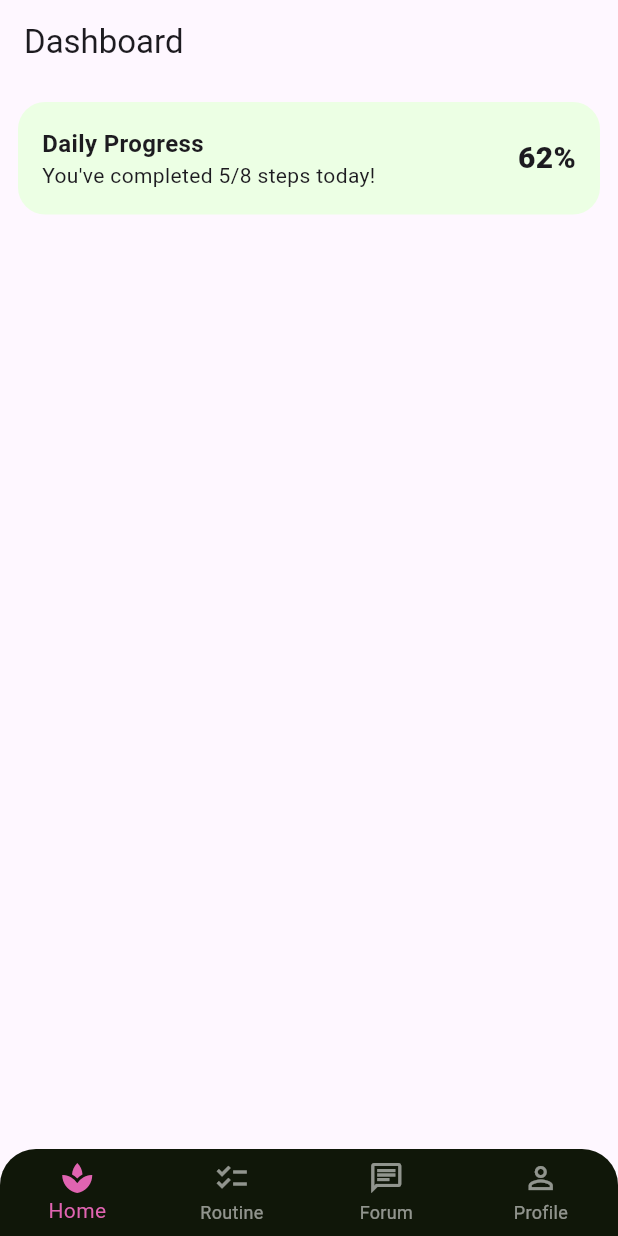
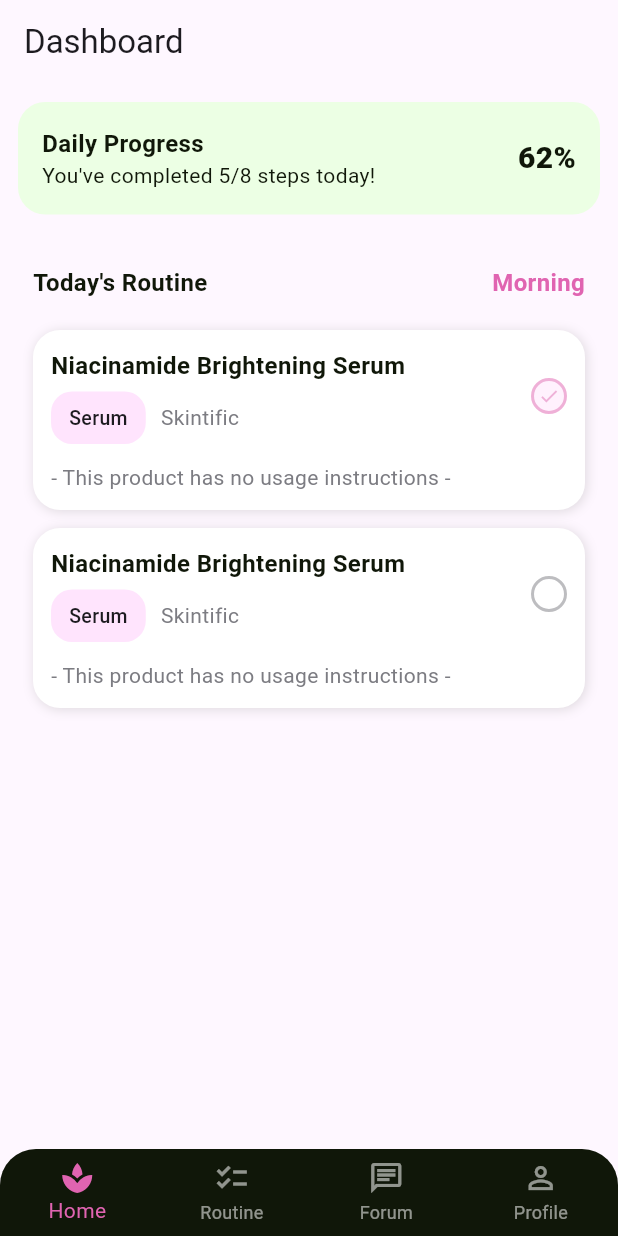
Before and after one commit to FlazeFy/Aurea-Mobile, a Flutter app: the screen it shows after launch, on a phone screen of 412 x 824 dp. Run offline on Flutter 3.47's test engine with Material 3 defaults, Android fonts, the phone set to English and light mode, and no system bars; our stand-ins replace bloc, dio, equatable, flutter_bloc, flutter_secure_storage.

Commit message:
feat(dashboard) : add today's routine list UI

```diff
--- /dev/null
+++ b/lib/core/atoms/a_checkbox.dart
@@ -0,0 +1,42 @@
+import 'package:aurea/core/global/style.dart';
+import 'package:flutter/material.dart';
+
+class AtomCheckbox extends StatelessWidget {
+  final bool value;
+  final double size;
+  final ValueChanged<bool>? onChanged;
+
+  const AtomCheckbox({
+    super.key,
+    required this.value,
+    this.size = 24,
+    this.onChanged,
+  });
+
+  @override
+  Widget build(BuildContext context) {
+    final bool enabled = onChanged != null;
+
+    return GestureDetector(
+      onTap: enabled ? () => onChanged!(!value) : null,
+      child: Opacity(
+        opacity: enabled ? 1 : 0.5, // disabled effect
+        child: Container(
+          height: size,
+          width: size,
+          decoration: BoxDecoration(
+            shape: BoxShape.circle,
+            color: value ? lightPinkColor : Colors.transparent,
+            border: Border.all(
+              color: value ? pinkColor : grayColor,
+              width: 2,
+            ),
+          ),
+          child: value
+            ? Icon(Icons.check, size: size * 0.6, color: pinkColor)
+            : null,
+        ),
+      ),
+    );
+  }
+}
--- /dev/null
+++ b/lib/core/atoms/a_tag.dart
@@ -0,0 +1,24 @@
+import 'package:aurea/core/global/style.dart';
+import 'package:flutter/material.dart';
+
+class AtomTag extends StatelessWidget {
+  final String text;
+  final Color? color;
+
+  const AtomTag({super.key, required this.text, this.color});
+
+  @override
+  Widget build(BuildContext context) {
+    return Container(
+      padding: EdgeInsets.symmetric(vertical: spaceXSM, horizontal: spaceMD),
+      decoration: BoxDecoration(
+        color: color ?? darkColor,
+        borderRadius: const BorderRadius.all(Radius.circular(roundedMD))
+      ),
+      child: Text(text, style: TextStyle(
+        fontWeight: FontWeight.w500,
+        fontSize: textMD
+      )),
+    );
+  }
+}
--- a/lib/core/atoms/a_text.dart
+++ b/lib/core/atoms/a_text.dart
@@ -4,8 +4,9 @@ import 'package:flutter/material.dart';
 class AtomText extends StatelessWidget {
   final String text;
   final String type;
+  final Color? color;
 
-  const AtomText({super.key, required this.text, required this.type});
+  const AtomText({super.key, required this.text, required this.type, this.color});
 
   @override
   Widget build(BuildContext context) {
@@ -17,7 +18,10 @@ class AtomText extends StatelessWidget {
         : FontWeight.w400;
 
     return Text(text,
-        style: TextStyle(fontSize: fontSize, fontWeight: fontWeight)
+        style: TextStyle(
+            fontSize: fontSize,
+            fontWeight: fontWeight,
+            color: color ?? darkColor)
     );
   }
 }
--- a/lib/core/global/style.dart
+++ b/lib/core/global/style.dart
@@ -3,9 +3,11 @@ import 'package:flutter/material.dart';
 // Color Template
 const Color dangerLightColor = Color(0xFFFFE3F2);
 const Color darkColor = Color(0xFF101709);
-const Color whiteColor = Color(0xFFFFFFF);
+const Color whiteColor = Colors.white;
 const Color pinkColor = Color(0xFFE064B1);
 const Color lightSuccessColor = Color(0xFFecffe4);
+const Color lightPinkColor = Color(0xFFffe4fd);
+const Color grayColor = Color(0xFF7c7c82);
 
 // Spacing
 const double spaceJumbo = 35;
--- /dev/null
+++ b/lib/core/molecules/m_inventory_schedule_box.dart
@@ -0,0 +1,91 @@
+import 'package:aurea/core/atoms/a_checkbox.dart';
+import 'package:aurea/core/atoms/a_tag.dart';
+import 'package:aurea/core/atoms/a_text.dart';
+import 'package:aurea/core/global/style.dart';
+import 'package:flutter/material.dart';
+
+class MoleculeInventoryScheduleBox extends StatelessWidget {
+  final String productName;
+  final String productBrand;
+  final String productCategory;
+  final String? usageInstruction;
+  final bool isFinished;
+
+  const MoleculeInventoryScheduleBox({
+    super.key,
+    required this.productName,
+    required this.productBrand,
+    required this.productCategory,
+    this.usageInstruction,
+    required this.isFinished
+  });
+
+  @override
+  Widget build(BuildContext context) {
+    return InkWell(
+      onTap: () {
+        // do something
+      },
+      borderRadius: BorderRadius.circular(6),
+      child: Container(
+        margin: EdgeInsets.only(bottom: spaceMD),
+        decoration: BoxDecoration(
+          color: whiteColor,
+          boxShadow: [
+            BoxShadow(
+              color: darkColor.withOpacity(0.125),
+              blurRadius: 6.0,
+              spreadRadius: 0.0,
+              offset: const Offset(
+                1.0, 1.0,
+              ),
+            )
+          ],
+          borderRadius: BorderRadius.all(Radius.circular(roundedLG)),
+        ),
+        padding: EdgeInsets.all(spaceMD),
+        child: Column(
+          crossAxisAlignment: CrossAxisAlignment.start,
+          children: [
+            Row(
+              crossAxisAlignment: CrossAxisAlignment.center,
+              children: [
+                Column(
+                  crossAxisAlignment: CrossAxisAlignment.start,
+                  children: [
+                    AtomText(text: productName, type: 'content-title'),
+                    const SizedBox(height: spaceXXSM),
+                    Row(
+                      children: [
+                        AtomTag(text: productCategory, color: lightPinkColor),
+                        const SizedBox(width: spaceSM),
+                        AtomText(text: productBrand, type: 'content', color: grayColor),
+                      ],
+                    )
+                  ],
+                ),
+                Spacer(),
+                AtomCheckbox(value: isFinished)
+              ],
+            ),
+            SizedBox(height: spaceMD),
+            if (usageInstruction != null && usageInstruction!.isNotEmpty)
+              Column(
+                crossAxisAlignment: CrossAxisAlignment.start,
+                children: [
+                  const AtomText(text: 'Usage Instructions', type: 'content'),
+                  AtomText(text: usageInstruction!, type: 'content')
+                ],
+              )
+            else
+              const AtomText(
+                text: '- This product has no usage instructions -',
+                type: 'content',
+                color: grayColor,
+              ),
+          ]
+        ),
+      ),
+    );
+  }
+}
--- a/lib/features/dashboard/presentation/pages/dashboard_page.dart
+++ b/lib/features/dashboard/presentation/pages/dashboard_page.dart
@@ -1,4 +1,5 @@
 import 'package:aurea/features/dashboard/presentation/ui/organisms/o_daily_progress_card.dart';
+import 'package:aurea/features/dashboard/presentation/ui/organisms/o_today_routine_list.dart';
 import 'package:flutter/material.dart';
 
 class DashboardPage extends StatelessWidget {
@@ -12,7 +13,8 @@ class DashboardPage extends StatelessWidget {
       ),
       body: ListView(
         children: [
-          OrganismDailyProgressCard()
+          OrganismDailyProgressCard(),
+          OrganismTodayRoutineList()
         ],
       ),
     );
--- /dev/null
+++ b/lib/features/dashboard/presentation/ui/organisms/o_today_routine_list.dart
@@ -0,0 +1,41 @@
+import 'package:aurea/core/atoms/a_text.dart';
+import 'package:aurea/core/global/style.dart';
+import 'package:aurea/core/molecules/m_inventory_schedule_box.dart';
+import 'package:flutter/material.dart';
+
+class OrganismTodayRoutineList extends StatelessWidget {
+  const OrganismTodayRoutineList({super.key});
+
+  @override
+  Widget build(BuildContext context) {
+    return Container(
+      margin: const EdgeInsets.all(spaceMD),
+      padding: const EdgeInsets.all(spaceSM),
+      child: const Column(
+        crossAxisAlignment: CrossAxisAlignment.start,
+        children: [
+          Row(
+            children: [
+              AtomText(text: "Today's Routine", type: 'content-title'),
+              Spacer(),
+              AtomText(text: "Morning", type: 'content-title', color: pinkColor),
+            ],
+          ),
+          SizedBox(height: spaceLG),
+          MoleculeInventoryScheduleBox(
+            productName: 'Niacinamide Brightening Serum',
+            productBrand: 'Skintific',
+            productCategory: 'Serum',
+            isFinished: true,
+          ),
+          MoleculeInventoryScheduleBox(
+            productName: 'Niacinamide Brightening Serum',
+            productBrand: 'Skintific',
+            productCategory: 'Serum',
+            isFinished: false,
+          )
+        ],
+      ),
+    );
+  }
+}
```
